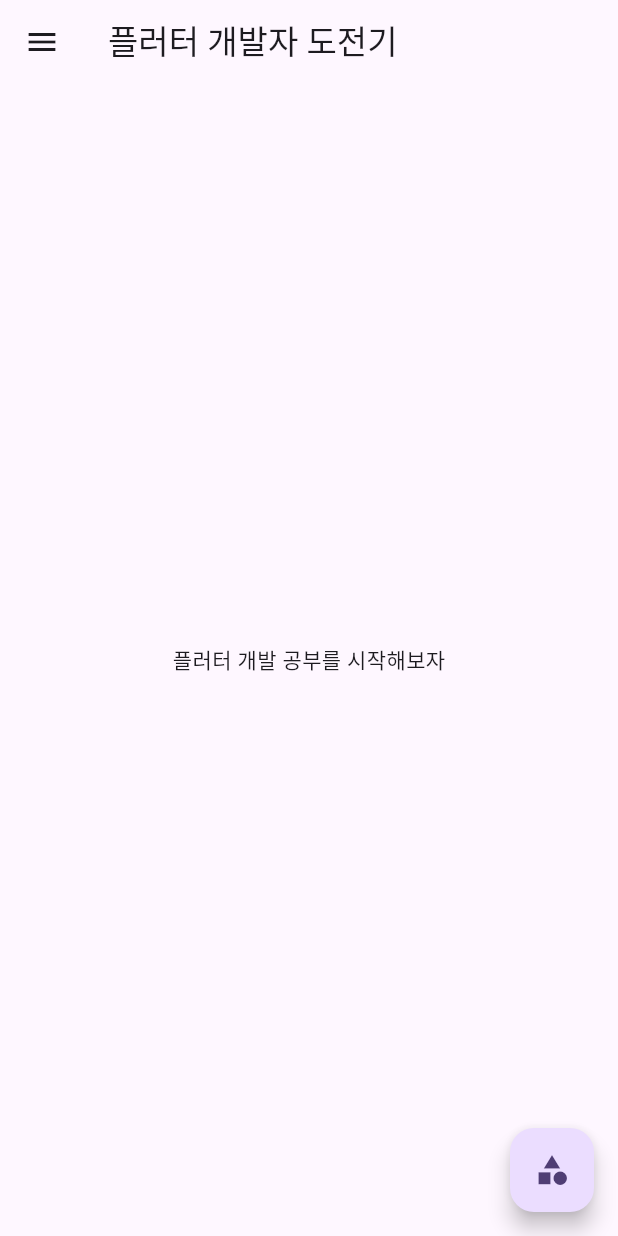
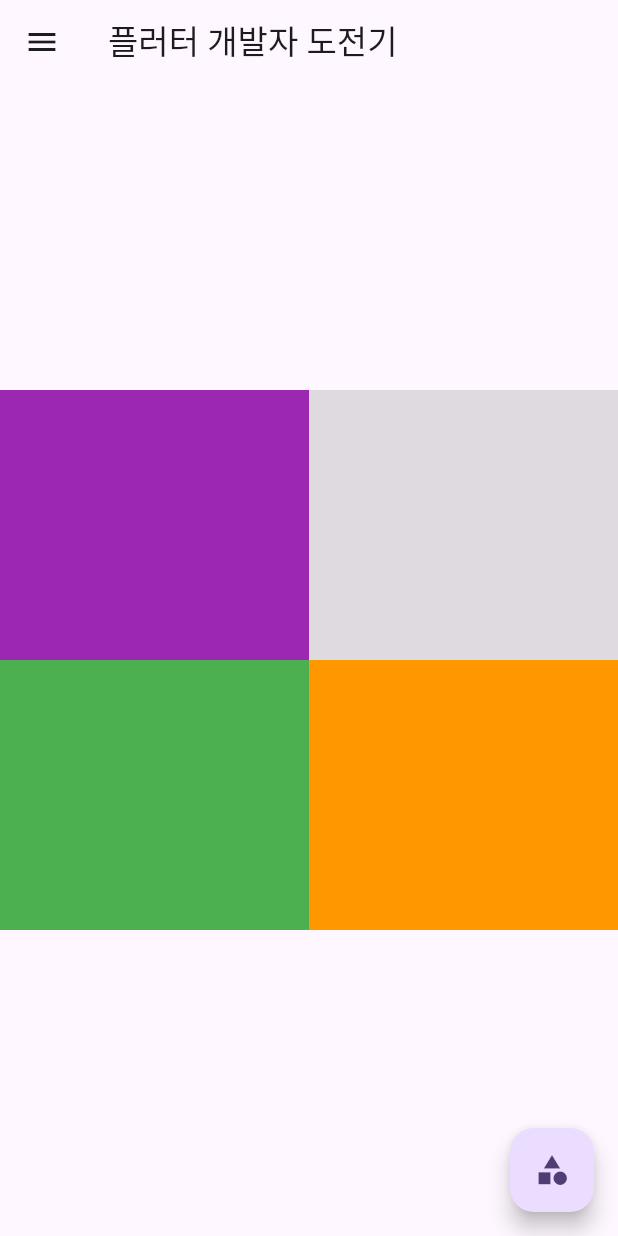
Before and after one commit to croppedeyebrow/Flutter_widget_practice, a Flutter app: the screen it shows after launch, on a phone screen of 412 x 824 dp. Run offline on Flutter 3.47's test engine with Material 3 defaults, Android fonts, the phone set to English and light mode, and no system bars.

Commit message:
컬럼앤로우

```diff
--- a/lib/main.dart
+++ b/lib/main.dart
@@ -50,8 +50,37 @@
             )
           ],
         )),
-        body: const Center(
-          child: Text('플러터 개발 공부를 시작해보자'),
+        body: Container(
+          alignment: Alignment.topCenter,
+          child: Column(
+            mainAxisAlignment: MainAxisAlignment.center,
+            children: [
+              Row(mainAxisAlignment: MainAxisAlignment.center, children: [
+                Container(
+                  width: MediaQuery.of(context).size.width / 2,
+                  height: 180,
+                  color: Colors.purple,
+                ),
+                Container(
+                  width: MediaQuery.of(context).size.width / 2,
+                  height: 180,
+                  color: Colors.black12,
+                )
+              ]),
+              Row(mainAxisAlignment: MainAxisAlignment.center, children: [
+                Container(
+                  width: MediaQuery.of(context).size.width / 2,
+                  height: 180,
+                  color: Colors.green,
+                ),
+                Container(
+                  width: MediaQuery.of(context).size.width / 2,
+                  height: 180,
+                  color: Colors.orange,
+                )
+              ]),
+            ],
+          ),
         ),
         floatingActionButton: FloatingActionButton(
             onPressed: () => print("버튼작동"), child: const Icon(Icons.category)));
```
